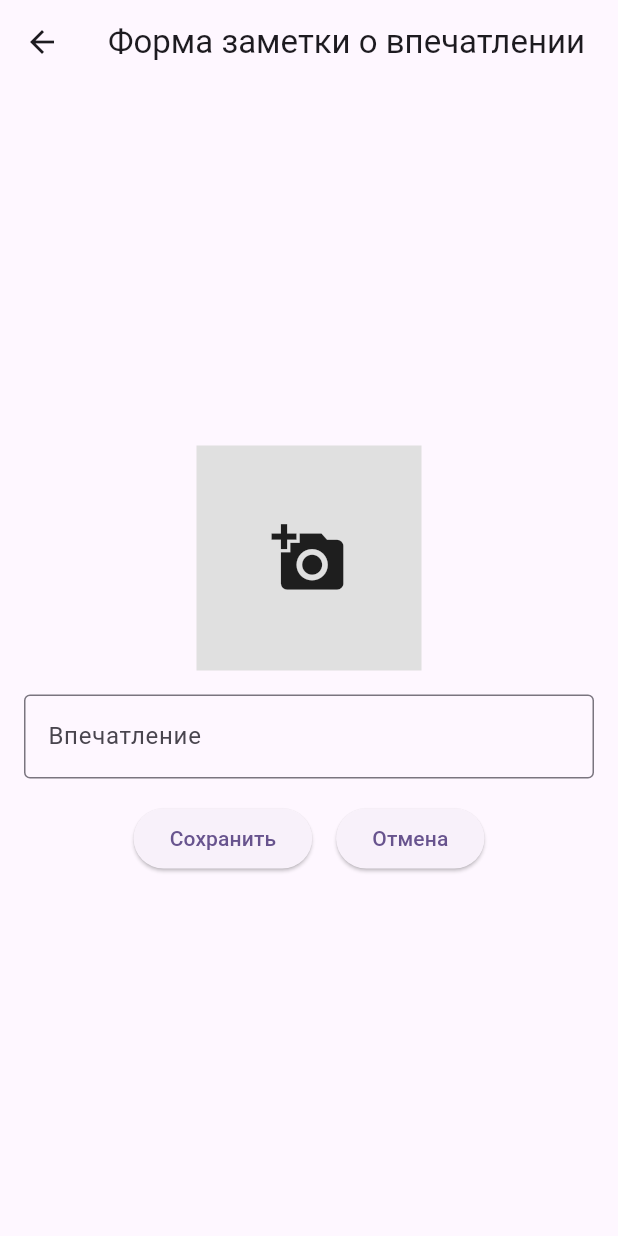
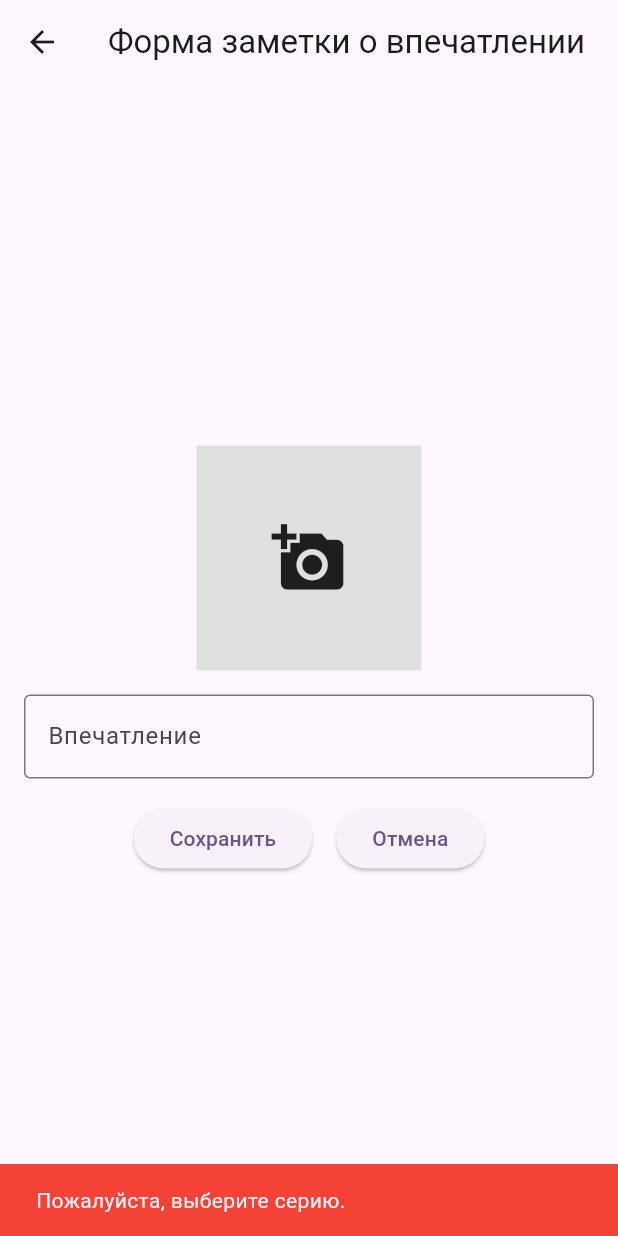
Before and after one commit to Leturgone/FlutterWorks, a Flutter app: the ImpressionNoteFormScreen screen opened directly with empty values, after a tap on "Сохранить", on a phone screen of 412 x 824 dp. Run offline on Flutter 3.47's test engine with Material 3 defaults, Android fonts, the phone set to English and light mode, and no system bars; our stand-ins replace cached_network_image; network calls fail.

Commit message:
Сделана горизонтальная страничная навигация

```diff
--- a/work7/lib/features/impression_note/screens/impression_note_form_screen.dart
+++ b/work7/lib/features/impression_note/screens/impression_note_form_screen.dart
@@ -1,15 +1,18 @@
 
 import 'package:flutter/material.dart';
 import 'package:work7/features/impression_note/models/impression_note.dart';
+import 'package:work7/features/impression_note/repository/impression_notes_repository.dart';
+import 'package:work7/features/impression_note/screens/impression_note_list_screen.dart';
+
+import '../../comic_series/screens/comic_series_list_screen.dart';
+import '../../shared_data.dart';
 
 class ImpressionNoteFormScreen extends StatefulWidget  {
+  final int id;
+  final ImpressionNoteRepository impressionNoteRepository;
   final ImpressionNote? impressionNote;
   final String? selectedCover;
-  final Function(String,String) onSave;
-  final VoidCallback onCancel;
-  final VoidCallback onSelect;
-
-  const ImpressionNoteFormScreen({super.key, this.impressionNote, required this.onSave, required this.onCancel, required this.onSelect, this.selectedCover});
+  const ImpressionNoteFormScreen({super.key, this.impressionNote, this.selectedCover, required this.id, required this.impressionNoteRepository});
 
   @override
   _ImpressionNoteFormScreenState createState() => _ImpressionNoteFormScreenState();
@@ -18,6 +21,30 @@ class ImpressionNoteFormScreen extends StatefulWidget  {
 class _ImpressionNoteFormScreenState extends State<ImpressionNoteFormScreen> {
   late TextEditingController _noteController;
   String? _seriesCover;
+
+  void onImageTap() {
+    if (_seriesCover == null || _seriesCover!.isEmpty) {
+      Navigator.push(
+        context,
+        MaterialPageRoute(
+          builder: (_) => ComicSeriesListScreen(
+            seriesList: SharedData.seriesList,
+            usual: false,
+            onSelectImage: (String selectedImage) {
+              Navigator.of(context).pushReplacement(
+                MaterialPageRoute(builder: (context) => ImpressionNoteFormScreen(id: widget.id,
+                    impressionNoteRepository: widget.impressionNoteRepository,
+                  selectedCover: selectedImage,
+                )),
+              );
+            },
+          ),
+        ),
+      );
+    }
+  }
+
+
 
   @override
   void initState() {
@@ -42,8 +69,41 @@ class _ImpressionNoteFormScreenState extends State<ImpressionNoteFormScreen> {
   void _save() {
     final newDescription = _noteController.text.trim();
     final newImage = _seriesCover ?? '';
+    if (newImage.isEmpty){
+      // Валидация: серия должна быть выбрана
+      ScaffoldMessenger.of(context).showSnackBar(
+        SnackBar(
+          content: Text('Пожалуйста, выберите серию.'),
+          backgroundColor: Colors.red,
+        ),
+      );
+      return;
+    }
+    if (newDescription.isEmpty) {
+      // Валидация: поле не должно быть пустым
+      ScaffoldMessenger.of(context).showSnackBar(
+        SnackBar(
+          content: Text('Пожалуйста, заполните поле "Впечатление".'),
+          backgroundColor: Colors.red,
+        ),
+      );
+      return;
+    }
+    if (widget.impressionNote!=null) {
+      widget.impressionNoteRepository.updateNote(widget.id, widget.impressionNote!, newDescription, newImage);
+    }else{
+      final newImpressionNote = ImpressionNote(
+          id: widget.id,
+          seriesImage: newImage,
+          description: newDescription,
+          createdAt: DateTime.now()
+      );
+      widget.impressionNoteRepository.addNote(newImpressionNote);
+    }
+    Navigator.of(context).pushReplacement(
+      MaterialPageRoute(builder: (_) => ImpressionNoteListScreen(impressionNoteRepository: widget.impressionNoteRepository)),
+    );
 
-    widget.onSave(newDescription, newImage);
   }
 
 
@@ -51,6 +111,12 @@ class _ImpressionNoteFormScreenState extends State<ImpressionNoteFormScreen> {
   Widget build(BuildContext context) {
     return Scaffold(
       appBar: AppBar(
+        leading: IconButton(
+          icon: Icon(Icons.arrow_back),
+          onPressed: () {
+            Navigator.of(context).pop();
+          },
+        ),
         title: Text('Форма заметки о впечатлении'),
       ),
       body: Center(
@@ -59,7 +125,7 @@ class _ImpressionNoteFormScreenState extends State<ImpressionNoteFormScreen> {
             mainAxisAlignment: MainAxisAlignment.center,
             children: [
               GestureDetector(
-                onTap: widget.onSelect ,
+                onTap:  () => onImageTap(),
                 child:_seriesCover != null
                     ? Image.network(_seriesCover!, width: 150, height: 150, fit: BoxFit.cover)
                     : Container(
@@ -83,12 +149,12 @@ class _ImpressionNoteFormScreenState extends State<ImpressionNoteFormScreen> {
                 mainAxisAlignment: MainAxisAlignment.center,
                 children: [
                   ElevatedButton(
-                    onPressed: _save,
+                    onPressed: () => _save(),
                     child: Text('Сохранить'),
                   ),
                   SizedBox(width: 16),
                   ElevatedButton(
-                    onPressed: widget.onCancel,
+                    onPressed: () => Navigator.of(context).pop(),
                     child: Text('Отмена'),
                   ),
                 ],
```
